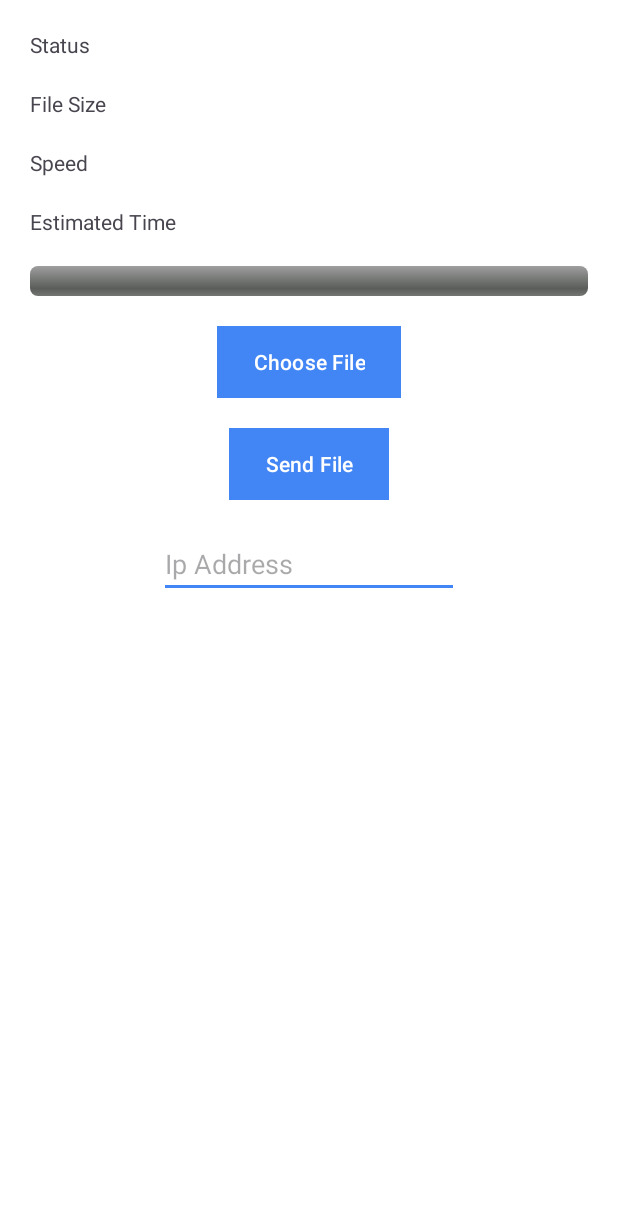
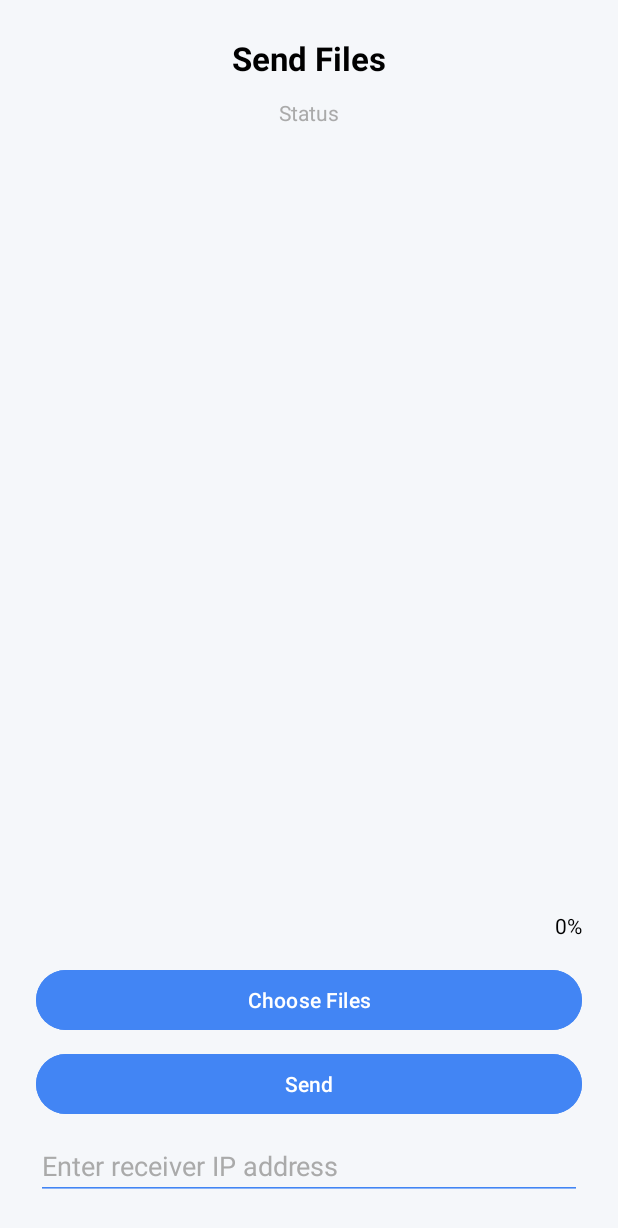
Before and after one commit to meteorgas/SecureShare-Android, an Android app: the layout fragment_send.xml on its own in the app's theme, with its tools: preview values and no code run, on a phone screen of 412 x 824 dp. Shown: the top 1228 px of the screen. Run offline under Robolectric (Android 15) with nearby library versions, the phone set to English and light mode, and no system bars.

Commit message:
Add RecyclerView for selected Files

```diff
--- /dev/null
+++ b/app/src/main/java/com/mazeppa/secureshare/data/SelectedFile.kt
@@ -0,0 +1,9 @@
+package com.mazeppa.secureshare.data
+
+import android.net.Uri
+
+data class SelectedFile(
+    val uri: Uri,
+    val name: String,
+    val size: String
+)
--- a/app/src/main/java/com/mazeppa/secureshare/ui/SendFragment.kt
+++ b/app/src/main/java/com/mazeppa/secureshare/ui/SendFragment.kt
@@ -12,7 +12,10 @@ import androidx.activity.result.contract.ActivityResultContracts
 import androidx.fragment.app.Fragment
 import androidx.lifecycle.lifecycleScope
 import com.mazeppa.secureshare.data.FileSender
+import com.mazeppa.secureshare.data.SelectedFile
 import com.mazeppa.secureshare.databinding.FragmentSendBinding
+import com.mazeppa.secureshare.databinding.ListItemBinding
+import com.mazeppa.secureshare.utils.generic_recycler_view.RecyclerListAdapter
 import kotlinx.coroutines.Dispatchers
 import kotlinx.coroutines.delay
 import kotlinx.coroutines.launch
@@ -21,8 +24,22 @@ import kotlinx.coroutines.withContext
 class SendFragment : Fragment(), FileSender.FileSenderListener {
 
     private lateinit var fileSender: FileSender
-    private var selectedFileUri: Uri? = null
+    private val selectedFileUris = mutableListOf<Uri>()
     private lateinit var binding: FragmentSendBinding
+    private val adapter by lazy {
+        RecyclerListAdapter<ListItemBinding, SelectedFile>(
+            onInflate = ListItemBinding::inflate,
+            onBind = { binding, selectedFile, pos ->
+                binding.apply {
+                    textViewFileName.text = selectedFile.name
+                    textViewFileSize.text = selectedFile.size
+                    buttonRemoveFile.setOnClickListener {
+                        selectedFileUris.removeAt(pos)
+                    }
+                }
+            }
+        )
+    }
 
     override fun onCreateView(
         inflater: LayoutInflater,
@@ -37,9 +54,15 @@ class SendFragment : Fragment(), FileSender.FileSenderListener {
     override fun onViewCreated(view: View, savedInstanceState: Bundle?) {
         super.onViewCreated(view, savedInstanceState)
         setListeners()
+        binding.recyclerView.adapter = adapter
     }
 
-    private val selectedFileUris = mutableListOf<Uri>()
+    override fun onResume() {
+        super.onResume()
+        binding.apply {
+            buttonSend.isEnabled = selectedFileUris.isNotEmpty()
+        }
+    }
 
     @SuppressLint("SetTextI18n")
     private fun setListeners() {
@@ -54,7 +77,19 @@ class SendFragment : Fragment(), FileSender.FileSenderListener {
 
                 if (uris.isNotEmpty()) {
                     val filenames = uris.map { getFileName(it) }
-                    binding.textViewStatusText.text = "Selected: ${filenames.joinToString(", ")}"
+                    val fileSizes = uris.map { formatSize(getFileSize(it)) }
+                    val selectedFiles = uris.mapIndexed { index, uri ->
+                        SelectedFile(
+                            name = filenames[index],
+                            size = fileSizes[index],
+                            uri = uri
+                        )
+                    }
+
+                    buttonSend.isEnabled = true
+                    adapter.submitList(selectedFiles)
+
+                    binding.textViewStatusText.text = "Selected Files:"
                 }
             }
 
@@ -121,8 +156,8 @@ class SendFragment : Fragment(), FileSender.FileSenderListener {
     }
 
     override fun onTransferStatsUpdate(speedBytesPerSec: Double, remainingSec: Double) {
-        binding.textViewSpeed.text = "Speed: ${formatSize(speedBytesPerSec.toLong())}/s"
-        binding.textViewEstimatedTime.text = "Time left: ${formatTime(remainingSec)}"
+//        binding.textViewSpeed.text = "Speed: ${formatSize(speedBytesPerSec.toLong())}/s"
+//        binding.textViewEstimatedTime.text = "Time left: ${formatTime(remainingSec)}"
     }
 
     private fun formatTime(seconds: Double): String {
@@ -136,8 +171,8 @@ class SendFragment : Fragment(), FileSender.FileSenderListener {
             withContext(Dispatchers.Main) {
                 binding.textViewStatusText.text = "File sent successfully!"
                 binding.progressBar.progress = 0
-                binding.textViewSpeed.text = ""
-                binding.textViewEstimatedTime.text = ""
+//                binding.textViewSpeed.text = ""
+//                binding.textViewEstimatedTime.text = ""
             }
         }
     }
--- /dev/null
+++ b/app/src/main/java/com/mazeppa/secureshare/utils/generic_recycler_view/GenericDiffCallback.kt
@@ -0,0 +1,16 @@
+package com.mazeppa.secureshare.utils.generic_recycler_view
+
+import android.annotation.SuppressLint
+import androidx.recyclerview.widget.DiffUtil
+
+class GenericDiffCallback<D : Any> : DiffUtil.ItemCallback<D>() {
+
+    override fun areItemsTheSame(oldItem: D, newItem: D): Boolean {
+        return oldItem === newItem
+    }
+
+    @SuppressLint("DiffUtilEquals")
+    override fun areContentsTheSame(oldItem: D, newItem: D): Boolean {
+        return newItem == oldItem
+    }
+}
--- /dev/null
+++ b/app/src/main/java/com/mazeppa/secureshare/utils/generic_recycler_view/RecyclerListAdapter.kt
@@ -0,0 +1,21 @@
+package com.mazeppa.secureshare.utils.generic_recycler_view
+
+import android.view.LayoutInflater
+import android.view.ViewGroup
+import androidx.recyclerview.widget.ListAdapter
+import androidx.viewbinding.ViewBinding
+
+class RecyclerListAdapter<VB : ViewBinding, D : Any>(
+    private val onInflate: (LayoutInflater, ViewGroup?, Boolean) -> VB,
+    private val onBind: (VB, D, Int) -> Unit
+) : ListAdapter<D, RecyclerViewHolder<VB, D>>(GenericDiffCallback<D>()) {
+
+    override fun onCreateViewHolder(parent: ViewGroup, viewType: Int): RecyclerViewHolder<VB, D> {
+        return RecyclerViewHolder.Companion.create(parent, onInflate, onBind)
+    }
+
+    override fun onBindViewHolder(holder: RecyclerViewHolder<VB, D>, position: Int) {
+        holder.bind(getItem(position))
+    }
+
+}
--- /dev/null
+++ b/app/src/main/java/com/mazeppa/secureshare/utils/generic_recycler_view/RecyclerViewHolder.kt
@@ -0,0 +1,33 @@
+package com.mazeppa.secureshare.utils.generic_recycler_view
+
+import android.view.LayoutInflater
+import android.view.ViewGroup
+import androidx.recyclerview.widget.RecyclerView
+import androidx.viewbinding.ViewBinding
+
+class RecyclerViewHolder<VB : ViewBinding, D>(
+    private val binding: VB,
+    private val onBind: (VB, D, Int) -> Unit
+) : RecyclerView.ViewHolder(binding.root) {
+
+    fun bind(data: D) {
+        onBind(binding, data, adapterPosition)
+    }
+
+    companion object {
+        fun <VB : ViewBinding, D> create(
+            viewGroup: ViewGroup,
+            onInflate: (LayoutInflater, ViewGroup?, Boolean) -> VB,
+            onBind: (VB, D, Int) -> Unit
+        ): RecyclerViewHolder<VB, D> {
+            return RecyclerViewHolder(
+                onInflate(
+                    LayoutInflater.from(viewGroup.context),
+                    viewGroup,
+                    false
+                ),
+                onBind
+            )
+        }
+    }
+}
--- /dev/null
+++ b/app/src/main/java/com/mazeppa/secureshare/utils/generic_recycler_view/RecyclerViewItemClickListener.kt
@@ -0,0 +1,7 @@
+package com.mazeppa.secureshare.utils.generic_recycler_view
+
+data class RecyclerViewItemClickListener<T>(
+    private val itemClick: (item: T) -> Unit
+) {
+    fun onItemClick(item: T) = itemClick(item)
+}
--- /dev/null
+++ b/app/src/main/res/drawable/ic_file.xml
@@ -0,0 +1,5 @@
+<vector xmlns:android="http://schemas.android.com/apk/res/android" android:autoMirrored="true" android:height="24dp" android:tint="#000000" android:viewportHeight="24" android:viewportWidth="24" android:width="24dp">
+
+    <path android:fillColor="@android:color/white" android:pathData="M6,2c-1.1,0 -1.99,0.9 -1.99,2L4,20c0,1.1 0.89,2 1.99,2L18,22c1.1,0 2,-0.9 2,-2L20,8l-6,-6L6,2zM13,9L13,3.5L18.5,9L13,9z"/>
+
+</vector>
--- a/app/src/main/res/layout/fragment_send.xml
+++ b/app/src/main/res/layout/fragment_send.xml
@@ -2,112 +2,94 @@
 <LinearLayout xmlns:android="http://schemas.android.com/apk/res/android"
     xmlns:app="http://schemas.android.com/apk/res-auto"
     xmlns:tools="http://schemas.android.com/tools"
-    android:id="@+id/main"
-    android:background="@android:color/white"
+    android:id="@+id/layoutSendFragment"
     android:layout_width="match_parent"
     android:layout_height="match_parent"
+    android:background="@color/colorBackground"
     android:orientation="vertical"
-    tools:context=".ui.MainActivity">
+    android:padding="24dp">
+
+    <TextView
+        android:id="@+id/textViewTitle"
+        android:layout_width="match_parent"
+        android:layout_height="wrap_content"
+        android:gravity="center"
+        android:text="Send Files"
+        android:textColor="@android:color/black"
+        android:textSize="22sp"
+        android:textStyle="bold" />
 
     <TextView
         android:id="@+id/textViewStatusText"
         android:layout_width="match_parent"
         android:layout_height="wrap_content"
-        android:layout_gravity="center_horizontal"
-        android:layout_marginHorizontal="20dp"
-        android:layout_marginTop="20dp"
+        android:layout_marginTop="12dp"
+        android:gravity="center"
         android:text="Status"
-        app:layout_constraintBottom_toBottomOf="parent"
-        app:layout_constraintEnd_toEndOf="parent"
-        app:layout_constraintStart_toStartOf="parent"
-        app:layout_constraintTop_toTopOf="parent" />
+        android:textColor="@android:color/darker_gray" />
 
-    <TextView
-        android:id="@+id/textViewFileSize"
+    <androidx.recyclerview.widget.RecyclerView
+        android:id="@+id/recyclerView"
+        android:layout_width="match_parent"
+        android:layout_height="0dp"
+        android:layout_marginTop="12dp"
+        android:layout_weight="1"
+        android:layoutAnimation="@anim/layout_animation"
+        app:layoutManager="androidx.recyclerview.widget.LinearLayoutManager"
+        tools:listitem="@layout/list_item" />
+
+    <LinearLayout
         android:layout_width="match_parent"
         android:layout_height="wrap_content"
-        android:layout_gravity="center_horizontal"
-        android:layout_marginHorizontal="20dp"
-        android:layout_marginTop="20dp"
-        android:text="File Size"
-        app:layout_constraintBottom_toBottomOf="parent"
-        app:layout_constraintEnd_toEndOf="parent"
-        app:layout_constraintStart_toStartOf="parent"
-        app:layout_constraintTop_toTopOf="parent" />
+        android:layout_marginTop="12dp"
+        android:gravity="center_vertical"
+        android:orientation="horizontal">
 
-    <TextView
-        android:id="@+id/textViewSpeed"
+        <ProgressBar
+            android:id="@+id/progressBar"
+            style="@style/Widget.Material3.LinearProgressIndicator"
+            android:layout_width="0dp"
+            android:layout_height="12dp"
+            android:layout_weight="1"
+            android:max="100"
+            android:progress="0" />
+
+        <TextView
+            android:id="@+id/textViewProgressPercent"
+            android:layout_width="wrap_content"
+            android:layout_height="wrap_content"
+            android:layout_marginStart="12dp"
+            android:text="0%"
+            android:textColor="@android:color/black"
+            android:textSize="14sp" />
+    </LinearLayout>
+
+    <Button
+        android:id="@+id/buttonChooseFile"
         android:layout_width="match_parent"
         android:layout_height="wrap_content"
-        android:layout_gravity="center_horizontal"
-        android:layout_marginHorizontal="20dp"
-        android:layout_marginTop="20dp"
-        android:text="Speed"
-        app:layout_constraintBottom_toBottomOf="parent"
-        app:layout_constraintEnd_toEndOf="parent"
-        app:layout_constraintStart_toStartOf="parent"
-        app:layout_constraintTop_toTopOf="parent" />
+        android:layout_marginTop="16dp"
+        android:backgroundTint="@color/colorPrimary"
+        android:text="Choose Files"
+        android:textColor="@android:color/white" />
 
-    <TextView
-        android:id="@+id/textViewEstimatedTime"
+    <Button
+        android:id="@+id/buttonSend"
         android:layout_width="match_parent"
         android:layout_height="wrap_content"
-        android:layout_gravity="center_horizontal"
-        android:layout_marginHorizontal="20dp"
-        android:layout_marginTop="20dp"
-        android:text="Estimated Time"
-        app:layout_constraintBottom_toBottomOf="parent"
-        app:layout_constraintEnd_toEndOf="parent"
-        app:layout_constraintStart_toStartOf="parent"
-        app:layout_constraintTop_toTopOf="parent" />
-
-    <ProgressBar
-        android:id="@+id/progressBar"
-        style="@android:style/Widget.ProgressBar.Horizontal"
-        android:layout_width="match_parent"
-        android:layout_height="wrap_content"
-        android:layout_marginHorizontal="20dp"
-        android:layout_gravity="center_horizontal"
-        android:layout_marginTop="20dp"
-        android:max="100"
-        android:progress="0"
-        android:progressTint="@color/colorPrimary"
-        android:indeterminate="false" />
-
-    <com.google.android.material.button.MaterialButton
-        android:id="@+id/buttonChooseFile"
-        android:layout_width="wrap_content"
-        android:layout_height="wrap_content"
-        android:layout_gravity="center_horizontal"
-        android:layout_marginTop="20dp"
+        android:layout_marginTop="8dp"
         android:backgroundTint="@color/colorPrimary"
-        android:insetTop="0dp"
-        android:insetBottom="0dp"
-        android:text="@string/text_choose_file"
-        app:cornerRadius="0dp" />
-
-    <com.google.android.material.button.MaterialButton
-        android:id="@+id/buttonSend"
-        android:layout_width="wrap_content"
-        android:layout_height="wrap_content"
-        android:layout_gravity="center_horizontal"
-        android:layout_marginTop="20dp"
-        android:backgroundTint="@color/colorPrimary"
-        android:insetTop="0dp"
-        android:insetBottom="0dp"
-        android:text="@string/text_send_file"
-        app:cornerRadius="0dp" />
+        android:text="Send"
+        android:textColor="@android:color/white" />
 
     <EditText
         android:id="@+id/editTextIpAddress"
-        android:layout_width="200dp"
+        android:layout_width="match_parent"
         android:layout_height="wrap_content"
-        android:layout_gravity="center_horizontal"
-        android:layout_marginTop="20dp"
+        android:layout_marginTop="8dp"
         android:backgroundTint="@color/colorPrimary"
-        android:insetTop="0dp"
-        android:insetBottom="0dp"
-        android:hint="@string/text_ip_address"
-        app:cornerRadius="0dp" />
+        android:hint="Enter receiver IP address"
+        android:inputType="text"
+        android:textColorHint="@android:color/darker_gray" />
 
 </LinearLayout>
--- /dev/null
+++ b/app/src/main/res/layout/list_item.xml
@@ -0,0 +1,60 @@
+<?xml version="1.0" encoding="utf-8"?>
+<androidx.cardview.widget.CardView xmlns:android="http://schemas.android.com/apk/res/android"
+    xmlns:app="http://schemas.android.com/apk/res-auto"
+    xmlns:tools="http://schemas.android.com/tools"
+    android:layout_width="match_parent"
+    android:layout_height="wrap_content"
+    android:layout_marginBottom="8dp"
+    app:cardCornerRadius="8dp"
+    app:cardElevation="2dp">
+
+    <LinearLayout
+        android:layout_width="match_parent"
+        android:layout_height="wrap_content"
+        android:gravity="center_vertical"
+        android:orientation="horizontal"
+        android:padding="12dp">
+
+        <ImageView
+            android:id="@+id/imageViewFileIcon"
+            android:layout_width="36dp"
+            android:layout_height="36dp"
+            android:importantForAccessibility="no"
+            android:src="@drawable/ic_file" />
+
+        <LinearLayout
+            android:layout_width="0dp"
+            android:layout_height="wrap_content"
+            android:layout_marginStart="12dp"
+            android:layout_weight="1"
+            android:orientation="vertical">
+
+            <TextView
+                android:id="@+id/textViewFileName"
+                android:layout_width="wrap_content"
+                android:layout_height="wrap_content"
+                android:ellipsize="end"
+                android:maxLines="1"
+                android:textColor="@android:color/black"
+                android:textSize="16sp"
+                tools:text="Filename.ext" />
+
+            <TextView
+                android:id="@+id/textViewFileSize"
+                android:layout_width="wrap_content"
+                android:layout_height="wrap_content"
+                android:textColor="@android:color/darker_gray"
+                android:textSize="14sp"
+                tools:text="123 KB" />
+        </LinearLayout>
+
+        <ImageButton
+            android:id="@+id/buttonRemoveFile"
+            android:layout_width="32dp"
+            android:layout_height="32dp"
+            android:background="?attr/selectableItemBackgroundBorderless"
+            android:importantForAccessibility="no"
+            android:src="@drawable/ic_info"
+            app:tint="@color/colorPrimary" />
+    </LinearLayout>
+</androidx.cardview.widget.CardView>
```
